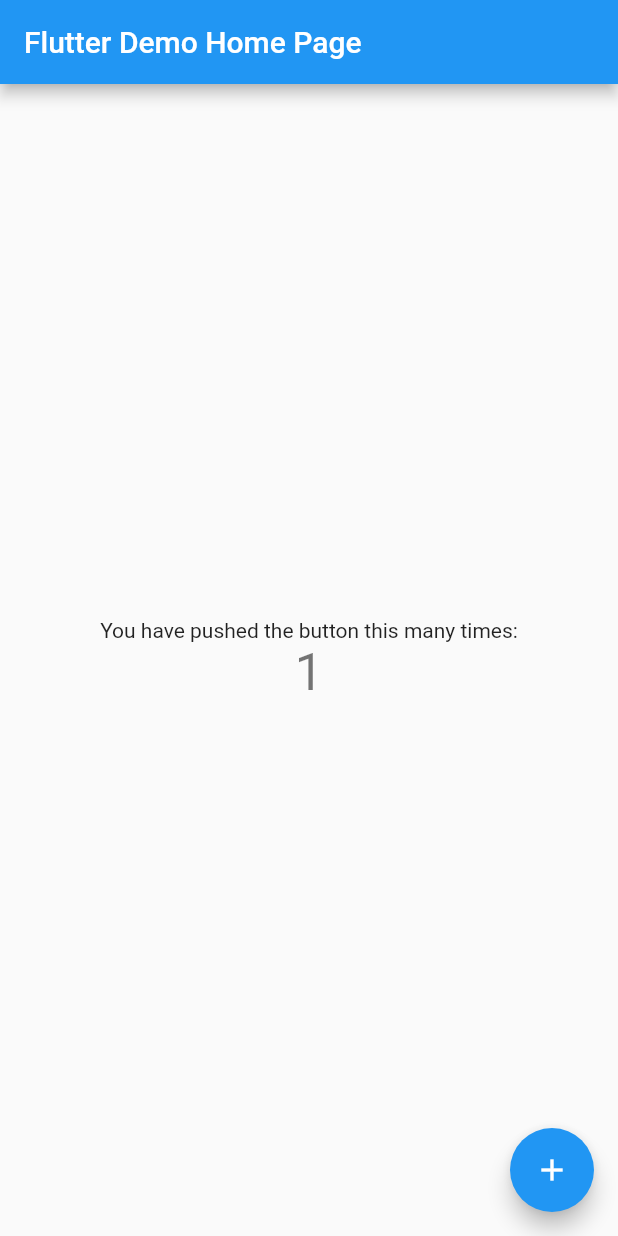
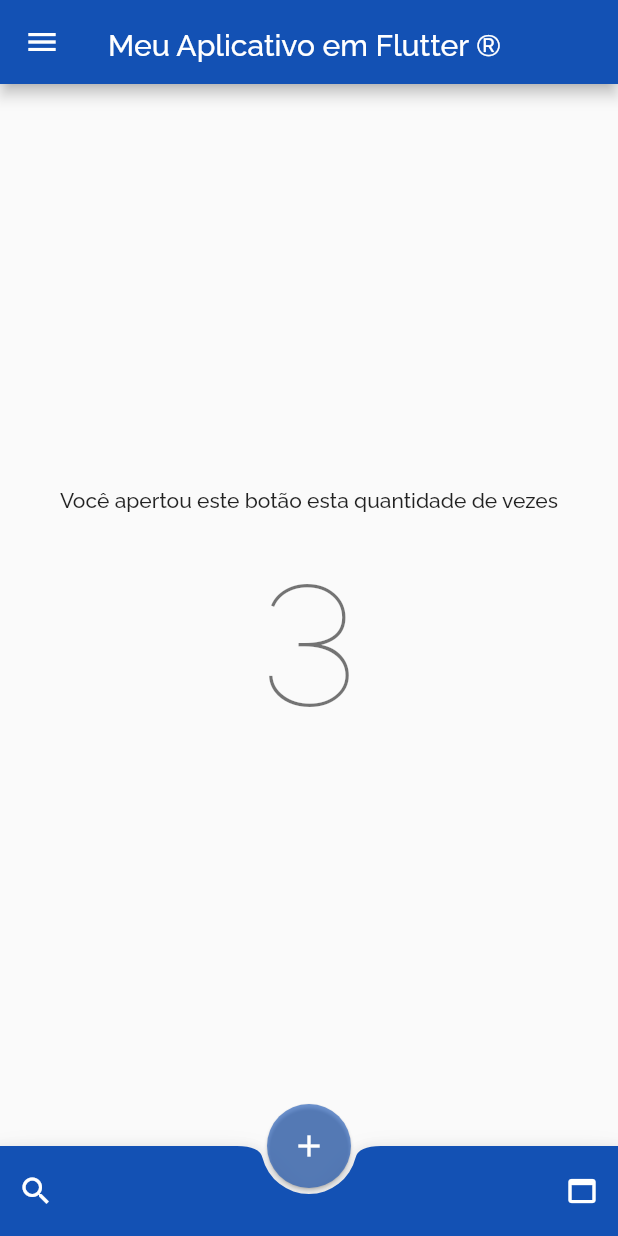
Before and after one commit to abner/flutter-projeto-referencia, a Flutter app: the screen it shows after launch, after a tap on the "add" icon, on a phone screen of 412 x 824 dp. Run offline on Flutter 3.47's test engine with Material 2 defaults, Android fonts, the phone set to English and light mode, and no system bars.

Commit message:
organizando codigo aplicacao

```diff
--- a/lib/main.dart
+++ b/lib/main.dart
@@ -1,111 +1,37 @@
 import 'package:flutter/material.dart';
 
-void main() => runApp(MyApp());
+import 'package:projeto_referencia/src/app.dart';
 
-class MyApp extends StatelessWidget {
-  // This widget is the root of your application.
-  @override
-  Widget build(BuildContext context) {
-    return MaterialApp(
-      title: 'Flutter Demo',
-      theme: ThemeData(
-        // This is the theme of your application.
-        //
-        // Try running your application with "flutter run". You'll see the
-        // application has a blue toolbar. Then, without quitting the app, try
-        // changing the primarySwatch below to Colors.green and then invoke
-        // "hot reload" (press "r" in the console where you ran "flutter run",
-        // or simply save your changes to "hot reload" in a Flutter IDE).
-        // Notice that the counter didn't reset back to zero; the application
-        // is not restarted.
-        primarySwatch: Colors.blue,
-      ),
-      home: MyHomePage(title: 'Flutter Demo Home Page'),
-    );
-  }
-}
+void main() => runApp(App());
 
-class MyHomePage extends StatefulWidget {
-  MyHomePage({Key key, this.title}) : super(key: key);
+//ANDROID - ADB+TCP ---> https://stackoverflow.com/questions/2604727/how-can-i-connect-to-android-with-adb-over-tcp
 
-  // This widget is the home page of your application. It is stateful, meaning
-  // that it has a State object (defined below) that contains fields that affect
-  // how it looks.
 
-  // This class is the configuration for the state. It holds the values (in this
-  // case the title) provided by the parent (in this case the App widget) and
-  // used by the build method of the State. Fields in a Widget subclass are
-  // always marked "final".
+// INTERACAO CODIGO NATIVO: https://flutter.dev/docs/development/platform-integration/platform-channels
 
-  final String title;
 
-  @override
-  _MyHomePageState createState() => _MyHomePageState();
-}
+// BASICO: https://flutter.dev/docs/development/ui/widgets/basics
 
-class _MyHomePageState extends State<MyHomePage> {
-  int _counter = 0;
 
-  void _incrementCounter() {
-    setState(() {
-      // This call to setState tells the Flutter framework that something has
-      // changed in this State, which causes it to rerun the build method below
-      // so that the display can reflect the updated values. If we changed
-      // _counter without calling setState(), then the build method would not be
-      // called again, and so nothing would appear to happen.
-      _counter++;
-    });
-  }
+// WIDGET CATALOG: https://flutter.dev/docs/development/ui/widgets
 
-  @override
-  Widget build(BuildContext context) {
-    // This method is rerun every time setState is called, for instance as done
-    // by the _incrementCounter method above.
-    //
-    // The Flutter framework has been optimized to make rerunning build methods
-    // fast, so that you can just rebuild anything that needs updating rather
-    // than having to individually change instances of widgets.
-    return Scaffold(
-      appBar: AppBar(
-        // Here we take the value from the MyHomePage object that was created by
-        // the App.build method, and use it to set our appbar title.
-        title: Text(widget.title),
-      ),
-      body: Center(
-        // Center is a layout widget. It takes a single child and positions it
-        // in the middle of the parent.
-        child: Column(
-          // Column is also layout widget. It takes a list of children and
-          // arranges them vertically. By default, it sizes itself to fit its
-          // children horizontally, and tries to be as tall as its parent.
-          //
-          // Invoke "debug painting" (press "p" in the console, choose the
-          // "Toggle Debug Paint" action from the Flutter Inspector in Android
-          // Studio, or the "Toggle Debug Paint" command in Visual Studio Code)
-          // to see the wireframe for each widget.
-          //
-          // Column has various properties to control how it sizes itself and
-          // how it positions its children. Here we use mainAxisAlignment to
-          // center the children vertically; the main axis here is the vertical
-          // axis because Columns are vertical (the cross axis would be
-          // horizontal).
-          mainAxisAlignment: MainAxisAlignment.center,
-          children: <Widget>[
-            Text(
-              'You have pushed the button this many times:',
-            ),
-            Text(
-              '$_counter',
-              style: Theme.of(context).textTheme.display1,
-            ),
-          ],
-        ),
-      ),
-      floatingActionButton: FloatingActionButton(
-        onPressed: _incrementCounter,
-        tooltip: 'Increment',
-        child: Icon(Icons.add),
-      ), // This trailing comma makes auto-formatting nicer for build methods.
-    );
-  }
-}
+// MATERIAL: https://flutter.dev/docs/development/ui/widgets/material
+
+
+// LAYOUTS em FLUTTER: https://flutter.dev/docs/development/ui/widgets/layout
+
+
+
+// Dimissiable https://api.flutter.dev/flutter/widgets/Dismissible-class.html
+
+
+
+// MAIS:
+
+// - EFEITOS TRANSICAO: https://github.com/kalismeras61/flutter_page_transition
+
+// Awesome DEsign Pages: https://github.com/kalismeras61/flutter_awesome_design_pages
+
+// Food APP: https://github.com/kalismeras61/flutter_awesome_design_pages
+
+// Wallet APP: https://github.com/kalismeras61/flutter_wallet_ui/tree/master/lib/src
--- /dev/null
+++ b/lib/src/app.dart
@@ -0,0 +1,32 @@
+import 'package:flutter/material.dart';
+import 'package:projeto_referencia/src/pages/home_page.dart';
+import 'package:projeto_referencia/src/colors.dart';
+import 'package:projeto_referencia/src/routes.dart';
+
+
+class App extends StatelessWidget {
+  // This widget is the root of your application.
+  @override
+  Widget build(BuildContext context) {
+    return MaterialApp(
+      debugShowCheckedModeBanner: false,
+      title: 'Flutter Demo',
+      theme: ThemeData(
+        // This is the theme of your application.
+        //
+        // Try running your application with "flutter run". You'll see the
+        // application has a blue toolbar. Then, without quitting the app, try
+        // changing the primarySwatch below to Colors.green and then invoke
+        // "hot reload" (press "r" in the console where you ran "flutter run",
+        // or simply save your changes to "hot reload" in a Flutter IDE).
+        // Notice that the counter didn't reset back to zero; the application
+        // is not restarted.
+        primarySwatch: appCustomColor,
+        bottomAppBarColor: appCustomColor,
+        fontFamily: 'Raleway',
+      ),
+      routes: appRoutes,
+      home: HomePage(title: 'Meu Aplicativo em Flutter ®'),
+    );
+  }
+}
--- /dev/null
+++ b/lib/src/colors.dart
@@ -0,0 +1,17 @@
+import 'package:flutter/material.dart';
+
+Map<int, Color> appColor =
+{
+  50:Color.fromRGBO (19,81,180, .1),
+  200:Color.fromRGBO(19,81,180, .3),
+  100:Color.fromRGBO(19,81,180, .2),
+  300:Color.fromRGBO(19,81,180, .4),
+  400:Color.fromRGBO(19,81,180, .5),
+  500:Color.fromRGBO(19,81,180, .6),
+  600:Color.fromRGBO(19,81,180, .7),
+  700:Color.fromRGBO(19,81,180, .8),
+  800:Color.fromRGBO(19,81,180, .9),
+  900:Color.fromRGBO(19,81,180, 1),
+};
+
+MaterialColor appCustomColor = MaterialColor(0xFF1351B4, appColor);
--- /dev/null
+++ b/lib/src/menu-drawer.dart
@@ -0,0 +1,35 @@
+import 'package:flutter/material.dart';
+
+buildAppDrawer(BuildContext context) {
+  return Drawer(
+    // Add a ListView to the drawer. This ensures the user can scroll
+    // through the options in the drawer if there isn't enough vertical
+    // space to fit everything.
+    child: ListView(
+      // Important: Remove any padding from the ListView.
+      padding: EdgeInsets.zero,
+      children: <Widget>[
+        DrawerHeader(
+          child: Text('CPF: 80129498572'),
+          decoration: BoxDecoration(
+            color: Colors.blue,
+          ),
+        ),
+        ListTile(
+          title: Text('Dependentes'),
+          onTap: () {
+            // Update the state of the app.
+            Navigator.pop(context);
+// ...
+          },
+        ),
+        ListTile(
+          title: Text('Configurações'),
+          onTap: () {
+            Navigator.pop(context);
+          },
+        ),
+      ],
+    ),
+  );
+}
--- /dev/null
+++ b/lib/src/pages/about_page.dart
@@ -0,0 +1,59 @@
+import 'package:flutter/material.dart';
+
+class AboutPage extends StatefulWidget {
+  AboutPage({Key key}) : super(key: key);
+
+  // This widget is the home page of your application. It is stateful, meaning
+  // that it has a State object (defined below) that contains fields that affect
+  // how it looks.
+
+  // This class is the configuration for the state. It holds the values (in this
+  // case the title) provided by the parent (in this case the App widget) and
+  // used by the build method of the State. Fields in a Widget subclass are
+  // always marked "final".
+
+  @override
+  _AboutPageState createState() => _AboutPageState();
+}
+
+class _AboutPageState extends State<AboutPage> {
+
+
+  @override
+  Widget build(BuildContext context) {
+    // This method is rerun every time setState is called, for instance as done
+    // by the _incrementCounter method above.
+    //
+    // The Flutter framework has been optimized to make rerunning build methods
+    // fast, so that you can just rebuild anything that needs updating rather
+    // than having to individually change instances of widgets.
+    return  Scaffold(
+        body: Center(
+        // Center is a layout widget. It takes a single child and positions it
+        // in the middle of the parent.
+        child: Column(
+          // Column is also layout widget. It takes a list of children and
+          // arranges them vertically. By default, it sizes itself to fit its
+          // children horizontally, and tries to be as tall as its parent.
+          //
+          // Invoke "debug painting" (press "p" in the console, choose the
+          // "Toggle Debug Paint" action from the Flutter Inspector in Android
+          // Studio, or the "Toggle Debug Paint" command in Visual Studio Code)
+          // to see the wireframe for each widget.
+          //
+          // Column has various properties to control how it sizes itself and
+          // how it positions its children. Here we use mainAxisAlignment to
+          // center the children vertically; the main axis here is the vertical
+          // axis because Columns are vertical (the cross axis would be
+          // horizontal).
+          mainAxisAlignment: MainAxisAlignment.center,
+          children: <Widget>[
+            Text(
+              'Aplicação de Exemplo - Apresentação Flutter' ,
+            ),
+          ],
+        ),
+      )
+    );
+  }
+}
--- /dev/null
+++ b/lib/src/pages/home_page.dart
@@ -0,0 +1,131 @@
+import 'package:flutter/material.dart';
+import 'package:projeto_referencia/src/colors.dart';
+
+import '../menu-drawer.dart';
+
+class HomePage extends StatefulWidget {
+  HomePage({Key key, this.title}) : super(key: key);
+
+  // This widget is the home page of your application. It is stateful, meaning
+  // that it has a State object (defined below) that contains fields that affect
+  // how it looks.
+
+  // This class is the configuration for the state. It holds the values (in this
+  // case the title) provided by the parent (in this case the App widget) and
+  // used by the build method of the State. Fields in a Widget subclass are
+  // always marked "final".
+
+  final String title;
+
+  @override
+  _HomePageSate createState() => _HomePageSate();
+}
+
+class _HomePageSate extends State<HomePage> {
+  int _counter = 02;
+
+  GlobalKey<ScaffoldState> scaffoldStateKey = new GlobalKey<ScaffoldState>();
+
+  void _incrementCounter() {
+    setState(() {
+      // This call to setState tells the Flutter framework that something has
+      // changed in this State, which causes it to rerun the build method below
+      // so that the display can reflect the updated values. If we changed
+      // _counter without calling setState(), then the build method would not be
+      // called again, and so nothing would appear to happen.
+      _counter++;
+      if (_counter.abs() > 10) {
+        this.scaffoldStateKey.currentState.showSnackBar(
+            SnackBar(
+                content: Text("Eita, você apertou o botão mais de 10 vezes"),
+              behavior: SnackBarBehavior.floating,
+            )
+        );
+      }
+    });
+  }
+
+  @override
+  Widget build(BuildContext context) {
+    // This method is rerun every time setState is called, for instance as done
+    // by the _incrementCounter method above.
+    //
+    // The Flutter framework has been optimized to make rerunning build methods
+    // fast, so that you can just rebuild anything that needs updating rather
+    // than having to individually change instances of widgets.
+    return Scaffold(
+      key: scaffoldStateKey,
+      drawer: buildAppDrawer(context),
+      appBar: AppBar(
+        // Here we take the value from the MyHomePage object that was created by
+        // the App.build method, and use it to set our appbar title.
+        title: Text(widget.title),
+      ),
+      body: Center(
+        // Center is a layout widget. It takes a single child and positions it
+        // in the middle of the parent.
+        child: Column(
+          // Column is also layout widget. It takes a list of children and
+          // arranges them vertically. By default, it sizes itself to fit its
+          // children horizontally, and tries to be as tall as its parent.
+          //
+          // Invoke "debug painting" (press "p" in the console, choose the
+          // "Toggle Debug Paint" action from the Flutter Inspector in Android
+          // Studio, or the "Toggle Debug Paint" command in Visual Studio Code)
+          // to see the wireframe for each widget.
+          //
+          // Column has various properties to control how it sizes itself and
+          // how it positions its children. Here we use mainAxisAlignment to
+          // center the children vertically; the main axis here is the vertical
+          // axis because Columns are vertical (the cross axis would be
+          // horizontal).
+          mainAxisAlignment: MainAxisAlignment.center,
+          children: <Widget>[
+            Text(
+              'Você apertou este botão esta quantidade de vezes' ,
+            ),
+            Text(
+              '$_counter',
+              style: Theme.of(context).textTheme.display4,
+            ),
+          ],
+        ),
+      ),
+      bottomNavigationBar:  BottomAppBar(
+          shape: CircularNotchedRectangle(),
+        notchMargin: 4.0,
+        color: appCustomColor,
+        child: SizedBox(
+            height: 60.0,
+            child: Row(
+              mainAxisSize: MainAxisSize.max,
+              mainAxisAlignment: MainAxisAlignment.spaceBetween,
+              children: <Widget>[
+                IconButton(
+                  icon: Icon(Icons.search),
+                  color: Colors.white,
+                  onPressed: () {},
+                ),
+                IconButton(
+                  color: Colors.white,
+                  icon: Icon(Icons.web_asset),
+                  onPressed: () {
+                    Navigator.pushNamed(context, "/sobre");
+                  },
+                )
+              ],
+            )
+        )
+      ),
+      floatingActionButtonLocation: FloatingActionButtonLocation.centerDocked,
+      floatingActionButton: FloatingActionButton(
+
+        elevation: 1,
+        onPressed: _incrementCounter,
+        tooltip: 'Increment',
+        child: Icon(Icons.add),
+        foregroundColor: Colors.white,
+      ), // This trailing comma makes auto-formatting nicer for build methods.
+    );
+  }
+}
--- /dev/null
+++ b/lib/src/routes.dart
@@ -0,0 +1,11 @@
+import 'package:flutter/material.dart';
+import 'package:projeto_referencia/src/pages/home_page.dart';
+import 'package:projeto_referencia/src/pages/about_page.dart';
+
+
+
+
+var appRoutes = <String, WidgetBuilder>{
+  //"/": (BuildContext context) => new HomePage(title: "Meu Aplicativo em Flutter ®"),
+  "/sobre": (BuildContext context) => new AboutPage()
+};
```
Also changed, not shown: pubspec.yaml (+9 -9 lines), 1 other file.
